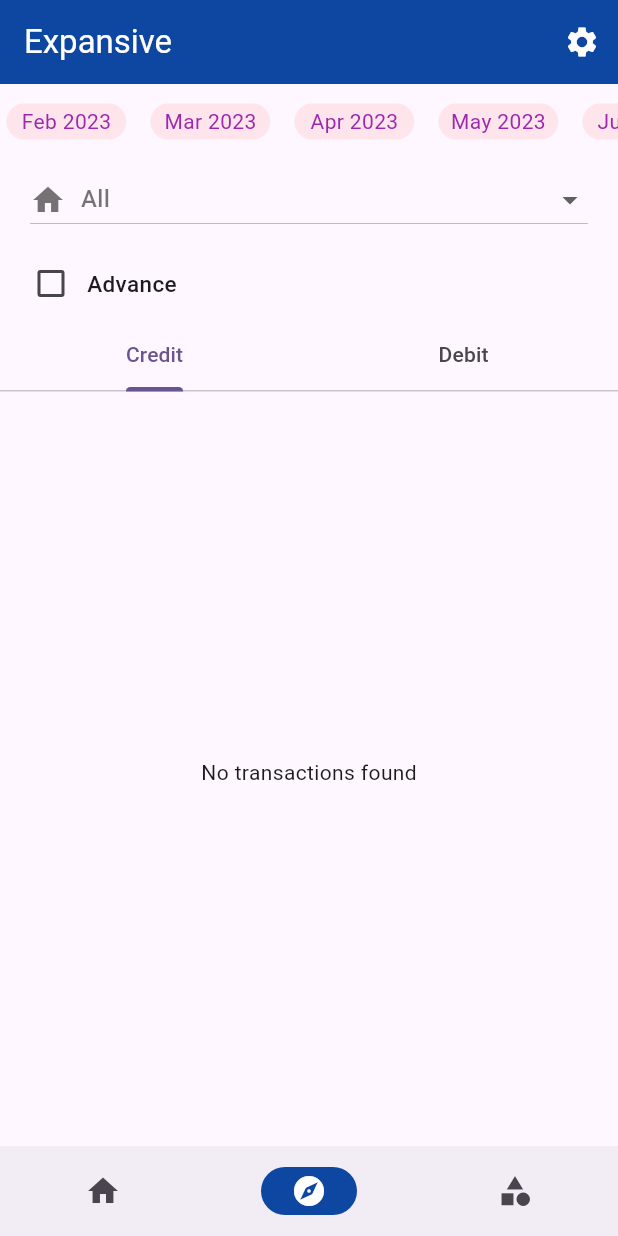
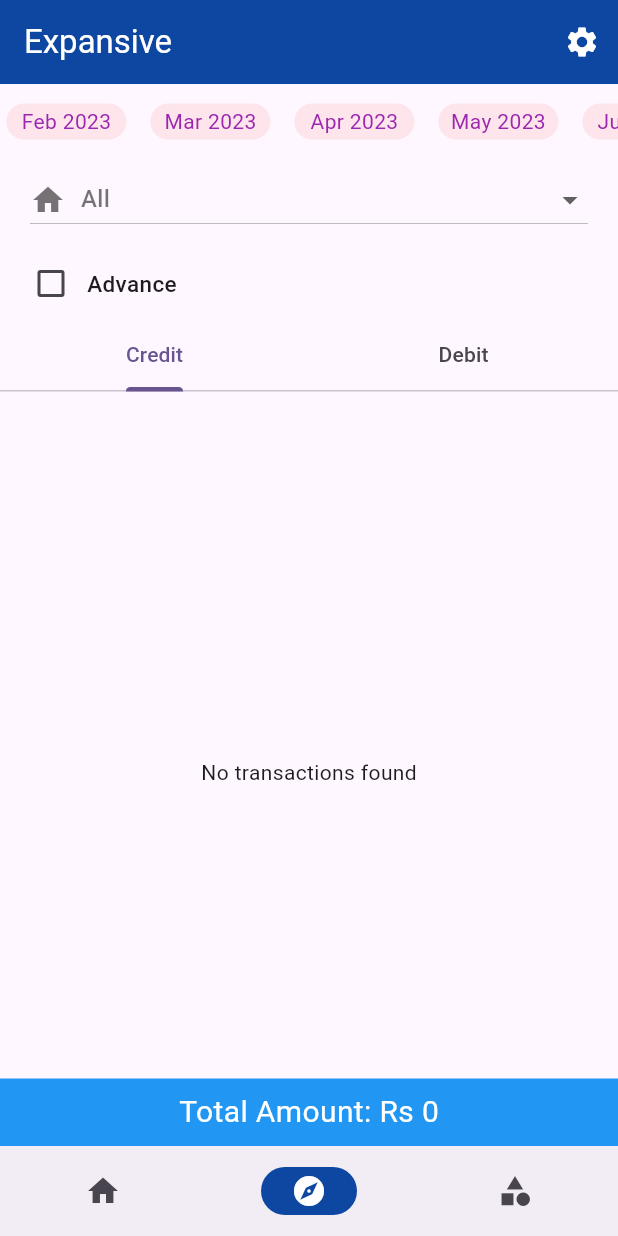
Before and after one commit to tsering-hub/coffeeapp, a Flutter app: the screen it shows once a user with an empty profile is signed in, item 2 of the bottom bar chosen, on a phone screen of 412 x 824 dp. Run offline on Flutter 3.47's test engine with Material 3 defaults, Android fonts, the phone set to English and light mode, and no system bars; our stand-ins replace cloud_firestore, firebase_auth, firebase_core, font_awesome_flutter; accounts and stored records are empty.

Commit message:
total amount added

```diff
--- a/lib/widgets/tab_bar_view.dart
+++ b/lib/widgets/tab_bar_view.dart
@@ -1,5 +1,8 @@
+import 'package:cloud_firestore/cloud_firestore.dart';
 import 'package:coffeeapp/widgets/transaction_list.dart';
+import 'package:firebase_auth/firebase_auth.dart';
 import 'package:flutter/material.dart';
+import 'package:intl/intl.dart';
 
 class TypeTabBar extends StatefulWidget {
   TypeTabBar(
@@ -17,14 +20,64 @@ class TypeTabBar extends StatefulWidget {
 }
 
 class _TypeTabBarState extends State<TypeTabBar> {
+  final userId = FirebaseAuth.instance.currentUser!.uid;
+  var type = 'credit';
+  var totalAmount = 0;
+
+  @override
+  void initState() {
+    // TODO: implement initState
+    super.initState();
+
+    Query query = FirebaseFirestore.instance
+        .collection("users")
+        .doc(userId)
+        .collection('transactions')
+        .orderBy('timeStamp', descending: true)
+        .where('monthyear', isEqualTo: widget.monthYear)
+        .where('type', isEqualTo: type)
+        .where('isAdvance', isEqualTo: widget.isAdvance)
+        .where('isDelete', isEqualTo: false);
+
+    if (widget.category != '0') {
+      query = query.where("categoryId", isEqualTo: widget.category);
+    }
+
+    query.get().then((QuerySnapshot querySnapshot) {
+      querySnapshot.docs.forEach((doc) {
+        setState(() {
+          totalAmount += int.parse(doc["amount"]);
+        });
+      });
+    });
+  }
+
   @override
   Widget build(BuildContext context) {
     return Expanded(
         child: DefaultTabController(
             length: 2,
+            child: Stack(
+              children: [
+                Container(
                   child: Column(
                     children: [
-                TabBar(tabs: [
+                      TabBar(
+                          onTap: (value) => {
+                                if (value == 0)
+                                  {
+                                    setState(() {
+                                      type = 'credit';
+                                    })
+                                  }
+                                else
+                                  {
+                                    setState(() {
+                                      type = 'debit';
+                                    })
+                                  }
+                              },
+                          tabs: [
                             Tab(
                               text: "Credit",
                             ),
@@ -39,16 +92,37 @@ class _TypeTabBarState extends State<TypeTabBar> {
                           child: TabBarView(children: [
                         TransactionList(
                             category: widget.category,
-                      type: 'credit',
+                            type: type,
                             monthYear: widget.monthYear,
                             isAdvance: widget.isAdvance),
                         TransactionList(
                             category: widget.category,
-                      type: 'debit',
+                            type: type,
                             monthYear: widget.monthYear,
                             isAdvance: widget.isAdvance),
                       ]))
                     ],
+                  ),
+                ),
+                Positioned(
+                  bottom: 0.0,
+                  left: 0,
+                  right: 0,
+                  child: Container(
+                    padding: EdgeInsets.symmetric(vertical: 8.0),
+                    color: Colors.blue,
+                    child: Center(
+                      child: Text(
+                        'Total Amount: Rs ${NumberFormat('##,##,##,##,###').format(totalAmount)}',
+                        style: TextStyle(
+                          color: Colors.white,
+                          fontSize: 20.0,
+                        ),
+                      ),
+                    ),
+                  ),
+                ),
+              ],
             )));
   }
 }
```
Lines whose indentation alone changed are shown as unchanged.
